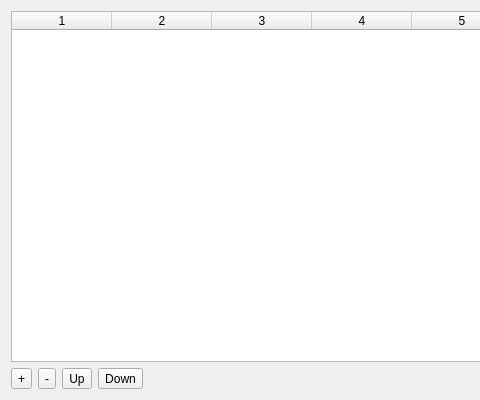
The window that xlet_logical_editor.ui (uliss/patch_scene) describes before a commit, drawn with Qt 5; both pictures show x 0 to 480 and y 0 to 400 of the 700 by 400 pixel window.
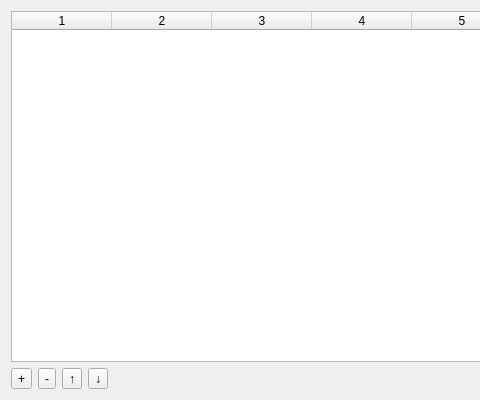
The same window after the commit.

```diff
--- a/xlet_logical_editor.ui
+++ b/xlet_logical_editor.ui
@@ -46,14 +46,14 @@
      <item>
       <widget class="QToolButton" name="moveXletUp">
        <property name="text">
-        <string>Up</string>
+        <string>↑</string>
        </property>
       </widget>
      </item>
      <item>
       <widget class="QToolButton" name="moveXletDown">
        <property name="text">
-        <string>Down</string>
+        <string>↓</string>
        </property>
       </widget>
      </item>
```
